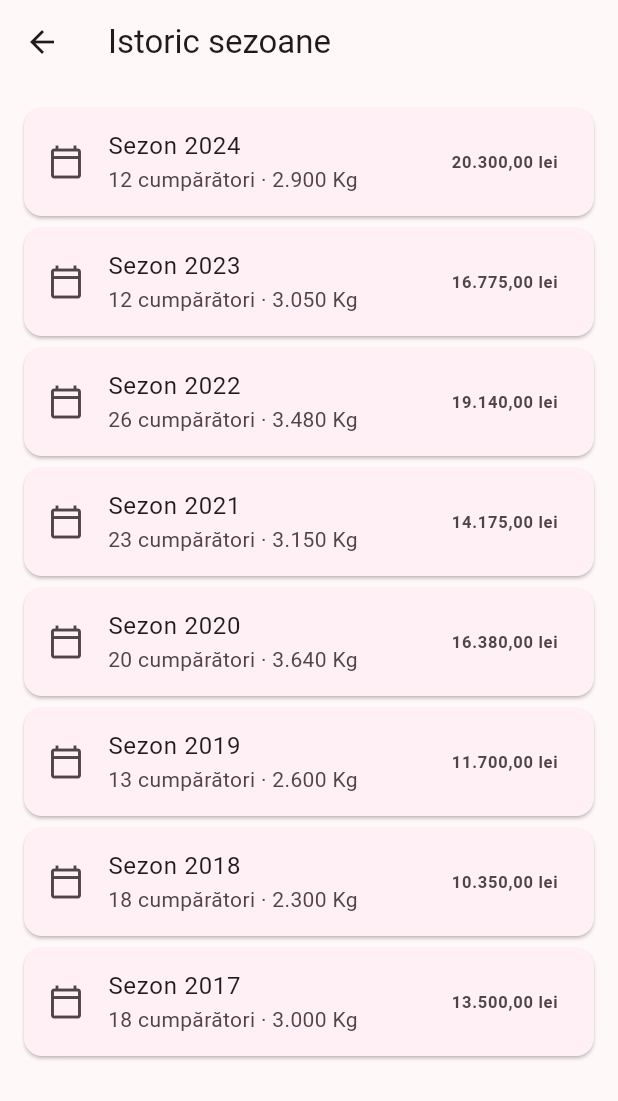
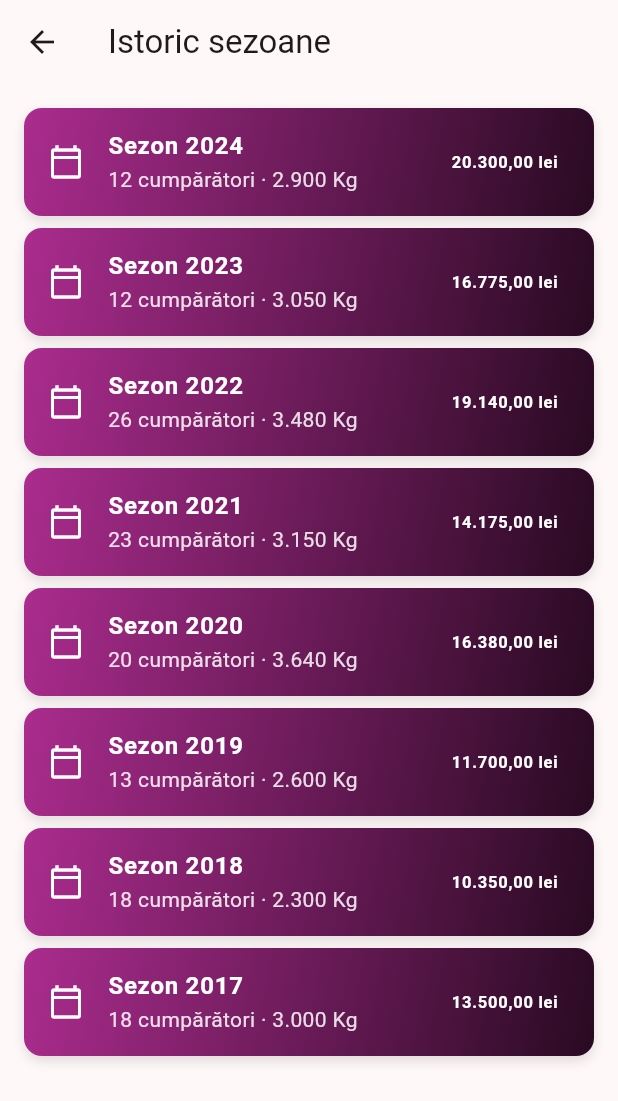
Before and after one commit to kappado2000/recolta, a Flutter app: the screen it shows after launch, after a tap on the "history" icon, on a phone screen of 412 x 824 dp. Shown: the top 1101 px of the screen. Run offline on Flutter 3.47's test engine with Material 3 defaults, Android fonts, the phone set to English and light mode, and no system bars; our stand-ins replace hive_flutter; accounts and stored records are empty.

Commit message:
Iconiță reală cu struguri; gradient-uri mai pronunțate; arhivare sezon; istoric editabil
- Fix: iconul aplicației (iOS/Windows) nu fusese niciodată generat efectiv
  din artwork-ul cu struguri — folosea încă logo-ul implicit Flutter.
  Rulat flutter_launcher_icons (dezactivat Android, neconfigurat ca
  platformă); eliminat folderul android/ apărut dintr-o rulare eșuată.
- cardGradientFor() folosește acum luminozitate HSL diferită (nu doar
  alpha) pentru un degrade clar vizibil — se propagă automat la
  TotalChip, GrupCard și carduri noi.
- Cardurile de navigare Cumpărători/Grupuri (Home și detaliul de sezon
  din istoric) au acum fundal degrade, extrase în widgetul comun NavCard.
- Cardurile de cumpărător (verde/gri după stare) au o plajă de culoare
  mai largă (shade300→800).
- Cardurile de sezon din Istoric au acum fundal degrade.
- Cardul "Sezon" nu mai afișează cifrele de preț — doar eticheta
  "Preț/Kg", editabilă la apăsare.
- Funcționalitate nouă: arhivarea sezonului activ — creează anul următor
  ca sezon nou, activ, iar cel vechi rămâne pe deplin editabil în istoric.
- Refactorizare WineProvider: toate metodele CRUD (cumpărători, grupuri,
  preț) primesc explicit sezonul asupra căruia operează, nu doar cel
  curent — Cumpărători/Grupuri/editarea unui cumpărător funcționează
  acum identic pentru orice an, inclusiv din istoric.

Co-Authored-By: Claude Sonnet 5 <noreply@anthropic.com>

```diff
--- a/lib/screens/history_screen.dart
+++ b/lib/screens/history_screen.dart
@@ -2,6 +2,7 @@ import 'package:flutter/material.dart';
 import 'package:provider/provider.dart';
 
 import '../providers/wine_provider.dart';
+import '../utils/card_styles.dart';
 import '../utils/formatters.dart';
 import 'season_history_detail_screen.dart';
 
@@ -23,23 +24,55 @@ class HistoryScreen extends StatelessWidget {
               itemBuilder: (context, index) {
                 final an = ani[index];
                 final sezon = provider.sezonPentruAn(an)!;
-                return Card(
+                return Container(
                   margin: const EdgeInsets.only(bottom: 8),
-                  child: ListTile(
-                    leading: const Icon(Icons.calendar_today_outlined),
-                    title: Text('Sezon $an'),
-                    subtitle: Text(
-                      '${sezon.cumparatori.length} cumpărători · '
-                      '${formatNumber(provider.totalKg(sezon))} Kg',
+                  decoration: BoxDecoration(
+                    gradient: cardGradientFor(memberAccentColor),
+                    borderRadius: BorderRadius.circular(12),
+                    boxShadow: [
+                      BoxShadow(
+                        color: Colors.black.withValues(alpha: 0.12),
+                        blurRadius: 6,
+                        offset: const Offset(0, 3),
                       ),
-                    trailing: Text(
-                      formatLei(provider.totalValoare(sezon)),
-                      style: const TextStyle(fontWeight: FontWeight.bold),
+                    ],
                   ),
+                  clipBehavior: Clip.antiAlias,
+                  child: Material(
+                    color: Colors.transparent,
+                    child: InkWell(
                       onTap: () => Navigator.push(
                         context,
                         MaterialPageRoute(
                           builder: (_) => SeasonHistoryDetailScreen(an: an),
+                        ),
+                      ),
+                      child: ListTile(
+                        leading: const Icon(
+                          Icons.calendar_today_outlined,
+                          color: Colors.white,
+                        ),
+                        title: Text(
+                          'Sezon $an',
+                          style: const TextStyle(
+                            color: Colors.white,
+                            fontWeight: FontWeight.bold,
+                          ),
+                        ),
+                        subtitle: Text(
+                          '${sezon.cumparatori.length} cumpărători · '
+                          '${formatNumber(provider.totalKg(sezon))} Kg',
+                          style: TextStyle(
+                            color: Colors.white.withValues(alpha: 0.85),
+                          ),
+                        ),
+                        trailing: Text(
+                          formatLei(provider.totalValoare(sezon)),
+                          style: const TextStyle(
+                            color: Colors.white,
+                            fontWeight: FontWeight.bold,
+                          ),
+                        ),
                       ),
                     ),
                   ),
--- a/lib/screens/home_screen.dart
+++ b/lib/screens/home_screen.dart
@@ -2,7 +2,9 @@ import 'package:flutter/material.dart';
 import 'package:provider/provider.dart';
 
 import '../providers/wine_provider.dart';
-import '../utils/formatters.dart';
+import '../utils/card_styles.dart';
+import '../utils/season_actions.dart';
+import '../widgets/nav_card.dart';
 import '../widgets/season_summary.dart';
 import 'buyers_screen.dart';
 import 'groups_screen.dart';
@@ -28,6 +30,11 @@ class HomeScreen extends StatelessWidget {
         ),
         actions: [
           IconButton(
+            icon: const Icon(Icons.archive_outlined),
+            tooltip: 'Arhivează sezonul',
+            onPressed: () => archiveSeasonDialog(context, provider),
+          ),
+          IconButton(
             icon: const Icon(Icons.history),
             tooltip: 'Istoric',
             onPressed: () => Navigator.push(
@@ -43,123 +50,34 @@ class HomeScreen extends StatelessWidget {
           SeasonHeroCard(
             sezon: sezon,
             provider: provider,
-            onEditPrice: () => _editPrice(context, provider),
+            onEditPrice: () => editPriceDialog(context, provider, sezon),
           ),
           const SizedBox(height: 16),
           SeasonTotalsGrid(sezon: sezon, provider: provider),
           const SizedBox(height: 24),
-          _NavCard(
+          NavCard(
             icon: Icons.people_outline,
             title: 'Cumpărători',
             subtitle: '${sezon.cumparatori.length} înregistrați',
+            color: memberAccentColor,
             onTap: () => Navigator.push(
               context,
-              MaterialPageRoute(builder: (_) => const BuyersScreen()),
+              MaterialPageRoute(builder: (_) => BuyersScreen(an: sezon.an)),
             ),
           ),
           const SizedBox(height: 8),
-          _NavCard(
+          NavCard(
             icon: Icons.groups_outlined,
             title: 'Grupuri',
             subtitle: '${sezon.grupuri.length} create',
+            color: const Color(0xFF00897B),
             onTap: () => Navigator.push(
               context,
-              MaterialPageRoute(builder: (_) => const GroupsScreen()),
+              MaterialPageRoute(builder: (_) => GroupsScreen(an: sezon.an)),
             ),
           ),
         ],
       ),
     );
   }
-
-  Future<void> _editPrice(BuildContext context, WineProvider provider) async {
-    final controller = TextEditingController(
-      text: formatNumber(provider.sezonCurent.pricePerKg),
-    );
-    final rozeController = TextEditingController(
-      text: formatNumber(provider.sezonCurent.pricePerKgRoze),
-    );
-    final result = await showDialog<bool>(
-      context: context,
-      builder: (ctx) => AlertDialog(
-        title: const Text('Preț/Kg'),
-        content: Column(
-          mainAxisSize: MainAxisSize.min,
-          children: [
-            TextField(
-              controller: controller,
-              autofocus: true,
-              keyboardType: const TextInputType.numberWithOptions(
-                decimal: true,
-              ),
-              decoration: const InputDecoration(
-                labelText: 'Fetească / Savignion (Lei/Kg)',
-                floatingLabelBehavior: FloatingLabelBehavior.always,
-              ),
-            ),
-            const SizedBox(height: 16),
-            TextField(
-              controller: rozeController,
-              keyboardType: const TextInputType.numberWithOptions(
-                decimal: true,
-              ),
-              decoration: const InputDecoration(
-                labelText: 'Roze (Lei/Kg)',
-                floatingLabelBehavior: FloatingLabelBehavior.always,
-              ),
-            ),
-          ],
-        ),
-        actions: [
-          TextButton(
-            onPressed: () => Navigator.pop(ctx, false),
-            child: const Text('Anulează'),
-          ),
-          FilledButton(
-            onPressed: () => Navigator.pop(ctx, true),
-            child: const Text('Salvează'),
-          ),
-        ],
-      ),
-    );
-    if (result == true) {
-      final value = double.tryParse(controller.text.replaceAll(',', '.'));
-      if (value != null && value >= 0) {
-        provider.setPricePerKg(value);
-      }
-      final valueRoze = double.tryParse(
-        rozeController.text.replaceAll(',', '.'),
-      );
-      if (valueRoze != null && valueRoze >= 0) {
-        provider.setPricePerKgRoze(valueRoze);
-      }
-    }
-  }
 }
-
-class _NavCard extends StatelessWidget {
-  final IconData icon;
-  final String title;
-  final String subtitle;
-  final VoidCallback onTap;
-
-  const _NavCard({
-    required this.icon,
-    required this.title,
-    required this.subtitle,
-    required this.onTap,
-  });
-
-  @override
-  Widget build(BuildContext context) {
-    return Card(
-      child: ListTile(
-        onTap: onTap,
-        leading: Icon(icon, color: const Color(0xFF6A1B58)),
-        title: Text(title),
-        subtitle: Text(subtitle),
-        trailing: const Icon(Icons.chevron_right),
-      ),
-    );
-  }
-}
--- a/lib/utils/card_styles.dart
+++ b/lib/utils/card_styles.dart
@@ -7,7 +7,7 @@ import '../models/sortiment.dart';
 const heroCardGradient = LinearGradient(
   begin: Alignment.topLeft,
   end: Alignment.bottomRight,
-  colors: [Color(0xFF6A1B58), Color(0xFF9C2B7A)],
+  colors: [Color(0xFF4A0E3C), Color(0xFFB13F8F)],
 );
 
 BoxDecoration heroCardDecoration({double radius = 20}) => BoxDecoration(
@@ -41,11 +41,23 @@ Color sortimentColor(Sortiment s) {
 Color sortimentTextColor(Sortiment s) =>
     s == Sortiment.feteasca ? const Color(0xFF4A2C0A) : Colors.white;
 
-LinearGradient cardGradientFor(Color color) => LinearGradient(
-  begin: Alignment.topLeft,
-  end: Alignment.bottomRight,
-  colors: [color.withValues(alpha: 0.85), color],
-);
+/// Gradient mai pronunțat decât o simplă variație de alpha — folosește
+/// luminozitate diferită (mai deschis sus-stânga, mai închis jos-dreapta)
+/// ca variația de culoare să fie clar vizibilă, nu doar o nuanță subtilă.
+LinearGradient cardGradientFor(Color color) {
+  final hsl = HSLColor.fromColor(color);
+  final light = hsl
+      .withLightness((hsl.lightness + 0.16).clamp(0.0, 1.0))
+      .toColor();
+  final dark = hsl
+      .withLightness((hsl.lightness - 0.16).clamp(0.0, 1.0))
+      .toColor();
+  return LinearGradient(
+    begin: Alignment.topLeft,
+    end: Alignment.bottomRight,
+    colors: [light, dark],
+  );
+}
 
 /// Culoarea implicită a cardurilor de cumpărător, în lista generală
 /// (neasociată niciunui grup).
--- a/lib/widgets/cumparator_card.dart
+++ b/lib/widgets/cumparator_card.dart
@@ -38,8 +38,8 @@ class CumparatorCard extends StatelessWidget {
     // Verde degrade = comandă neridicată încă (atenție, de bifat); gri
     // degrade = deja ridicată (rezolvată, nu mai atrage atenția).
     final gradient = achizitionat
-        ? [Colors.grey.shade500, Colors.grey.shade700]
-        : [Colors.green.shade400, Colors.green.shade700];
+        ? [Colors.grey.shade400, Colors.grey.shade800]
+        : [Colors.green.shade300, Colors.green.shade800];
 
     return Container(
       margin: const EdgeInsets.only(bottom: 8),
--- /dev/null
+++ b/lib/widgets/nav_card.dart
@@ -0,0 +1,61 @@
+import 'package:flutter/material.dart';
+
+import '../utils/card_styles.dart';
+
+/// Card de navigare cu fundal degrade — folosit pe Home și în detaliul
+/// fiecărui sezon din istoric pentru a deschide Cumpărători/Grupuri.
+class NavCard extends StatelessWidget {
+  final IconData icon;
+  final String title;
+  final String subtitle;
+  final Color color;
+  final VoidCallback onTap;
+
+  const NavCard({
+    super.key,
+    required this.icon,
+    required this.title,
+    required this.subtitle,
+    required this.color,
+    required this.onTap,
+  });
+
+  @override
+  Widget build(BuildContext context) {
+    return Container(
+      decoration: BoxDecoration(
+        gradient: cardGradientFor(color),
+        borderRadius: BorderRadius.circular(12),
+        boxShadow: [
+          BoxShadow(
+            color: Colors.black.withValues(alpha: 0.12),
+            blurRadius: 6,
+            offset: const Offset(0, 3),
+          ),
+        ],
+      ),
+      clipBehavior: Clip.antiAlias,
+      child: Material(
+        color: Colors.transparent,
+        child: InkWell(
+          onTap: onTap,
+          child: ListTile(
+            leading: Icon(icon, color: Colors.white),
+            title: Text(
+              title,
+              style: const TextStyle(
+                color: Colors.white,
+                fontWeight: FontWeight.bold,
+              ),
+            ),
+            subtitle: Text(
+              subtitle,
+              style: TextStyle(color: Colors.white.withValues(alpha: 0.85)),
+            ),
+            trailing: const Icon(Icons.chevron_right, color: Colors.white),
+          ),
+        ),
+      ),
+    );
+  }
+}
--- a/lib/widgets/season_summary.dart
+++ b/lib/widgets/season_summary.dart
@@ -47,7 +47,7 @@ class SeasonHeroCard extends StatelessWidget {
                     mainAxisSize: MainAxisSize.min,
                     children: [
                       Text(
-                        '${formatNumber(sezon.pricePerKg)} / ${formatNumber(sezon.pricePerKgRoze)} lei/Kg',
+                        'Preț/Kg',
                         style: Theme.of(context).textTheme.bodySmall?.copyWith(
                           color: Colors.white.withValues(alpha: 0.9),
                         ),
--- a/pubspec.yaml
+++ b/pubspec.yaml
@@ -101,9 +101,7 @@ flutter:
 
 flutter_launcher_icons:
   image_path: "assets/icon/app_icon.png"
-  android: true
-  adaptive_icon_background: "#4A143C"
-  adaptive_icon_foreground: "assets/icon/app_icon_foreground.png"
+  android: false
   ios: true
   image_path_ios: "assets/icon/app_icon_ios.png"
   windows:
```
Also changed, not shown: lib/providers/wine_provider.dart (+61 -47 lines), lib/screens/buyers_screen.dart (+14 -8 lines), lib/screens/group_detail_screen.dart (+24 -11 lines), lib/screens/groups_screen.dart (+15 -7 lines), lib/screens/season_history_detail_screen.dart (+31 -27 lines), lib/utils/cumparator_actions.dart (+9 -4 lines), lib/utils/season_actions.dart (added, +101 -0 lines), 24 other files. Lines whose indentation alone changed are shown as unchanged.
